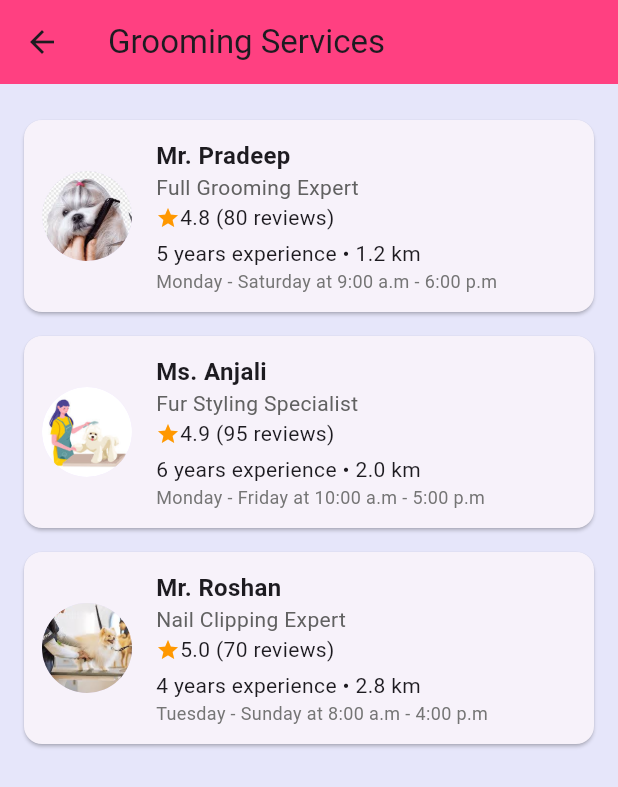
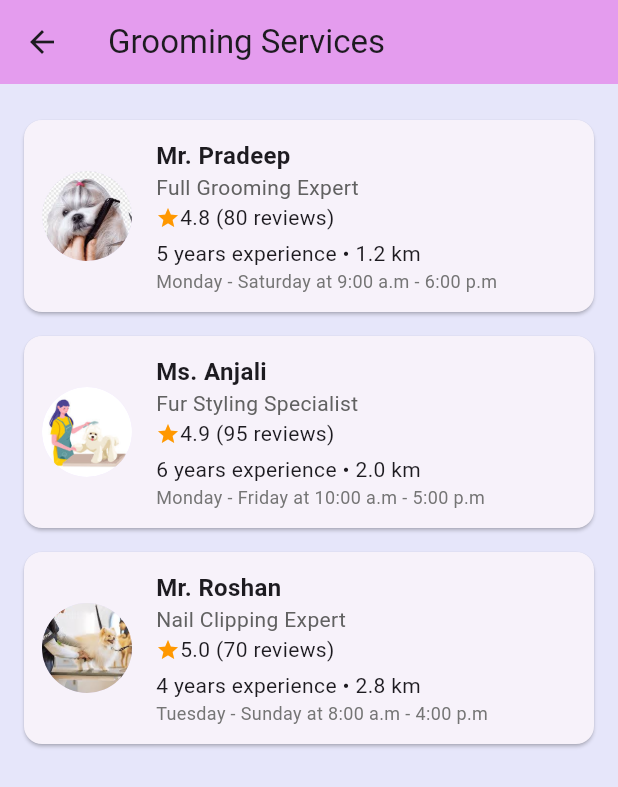
Before and after one commit to M-J-Christina213/scooby_app, a Flutter app: the GroomingPage screen opened directly, on a phone screen of 412 x 824 dp. Shown: the top 787 px of the screen. Run offline on Flutter 3.47's test engine with Material 3 defaults, Android fonts, the phone set to English and light mode, and no system bars; our stand-ins replace cloud_firestore, firebase_auth, firebase_core, image_picker, shared_preferences; accounts and stored records are empty.

Commit message:
color update

```diff
--- a/lib/grooming_page.dart
+++ b/lib/grooming_page.dart
@@ -42,7 +42,7 @@ class GroomingPage extends StatelessWidget {
     return Scaffold(
       appBar: AppBar(
         title: Text("Grooming Services"),
-        backgroundColor: Colors.pinkAccent,
+        backgroundColor: const Color.fromARGB(255, 228, 156, 238),
       ),
       body: ListView.builder(
         padding: EdgeInsets.all(16),
```
